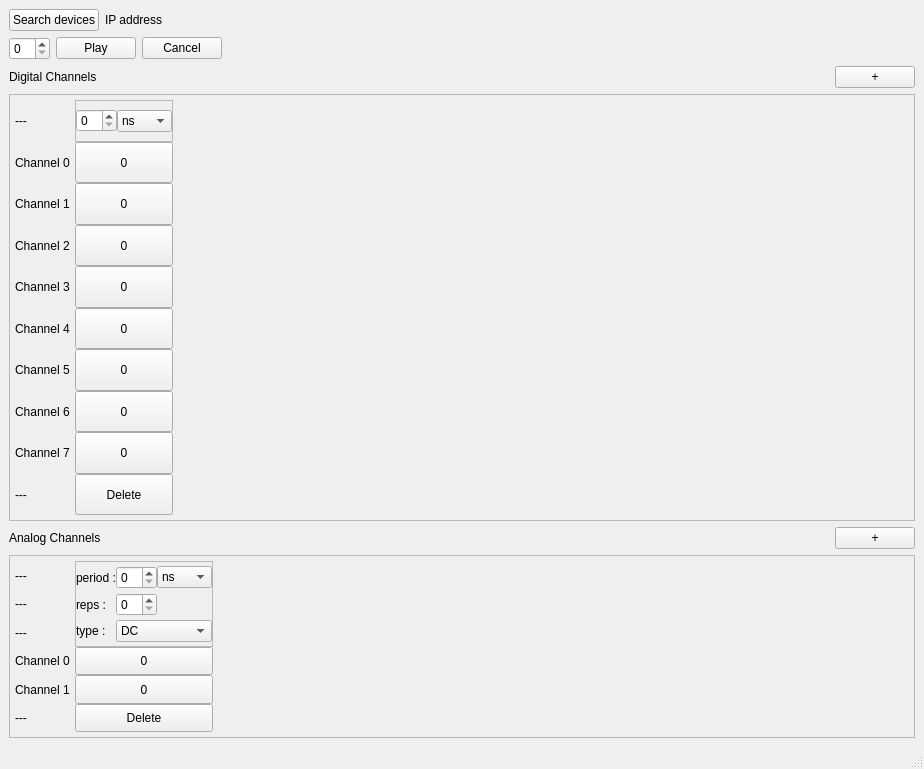
This is pulseStreamer1.ui in vuthanhtung2412/ODMR-FOTON as Qt 5 draws it before an edit. The edited form follows.
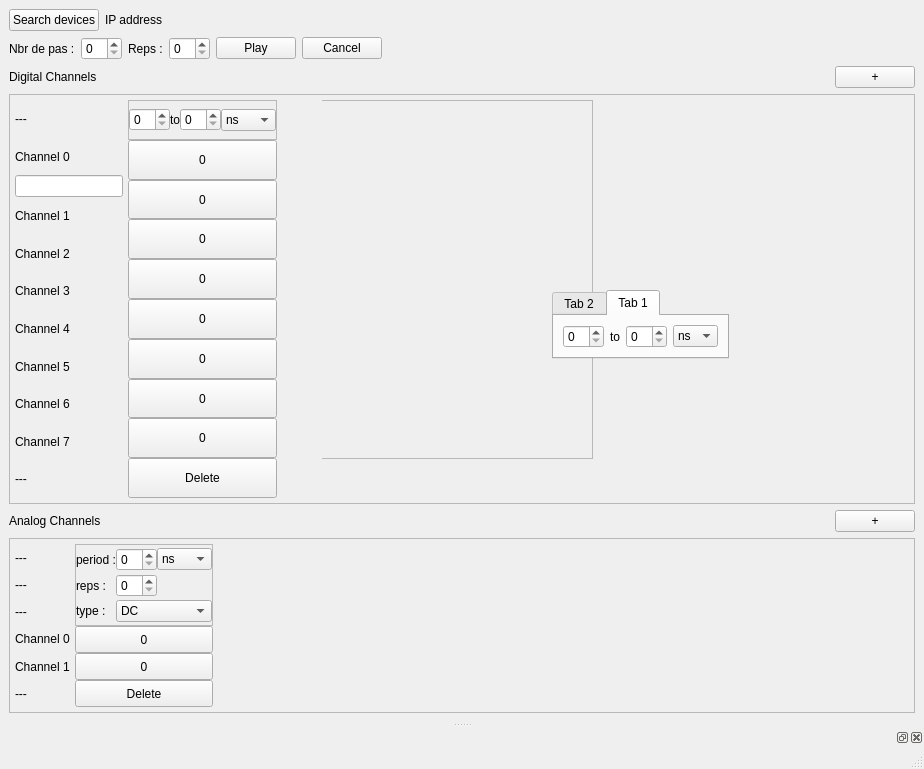
This is the edited form.

What changed in the file:
```diff
--- a/pulseStreamer1.ui
+++ b/pulseStreamer1.ui
@@ -47,6 +47,23 @@
     </item>
     <item>
      <layout class="QHBoxLayout" name="PlayPause">
+      <item>
+       <widget class="QLabel" name="label_24">
+        <property name="text">
+         <string>Nbr de pas :</string>
+        </property>
+       </widget>
+      </item>
+      <item>
+       <widget class="QSpinBox" name="spinBox_5"/>
+      </item>
+      <item>
+       <widget class="QLabel" name="label_25">
+        <property name="text">
+         <string>Reps :</string>
+        </property>
+       </widget>
+      </item>
       <item>
        <widget class="QSpinBox" name="repeatBox"/>
       </item>
@@ -130,7 +147,7 @@
          <x>0</x>
          <y>0</y>
          <width>904</width>
-         <height>400</height>
+         <height>369</height>
         </rect>
        </property>
        <property name="autoFillBackground">
@@ -192,6 +209,9 @@
             </property>
            </widget>
           </item>
+          <item>
+           <widget class="QLineEdit" name="lineEdit"/>
+          </item>
           <item>
            <widget class="QLabel" name="label_5">
             <property name="sizePolicy">
@@ -354,6 +374,16 @@
              <property name="bottomMargin">
               <number>0</number>
              </property>
+             <item>
+              <widget class="QSpinBox" name="spinBox_3"/>
+             </item>
+             <item>
+              <widget class="QLabel" name="label_18">
+               <property name="text">
+                <string>to</string>
+               </property>
+              </widget>
+             </item>
              <item>
               <widget class="QSpinBox" name="duration">
                <property name="sizePolicy">
@@ -721,6 +751,155 @@
           </property>
          </spacer>
         </item>
+        <item>
+         <widget class="QWidget" name="widget" native="true">
+          <property name="sizePolicy">
+           <sizepolicy hsizetype="Preferred" vsizetype="Preferred">
+            <horstretch>2</horstretch>
+            <verstretch>0</verstretch>
+           </sizepolicy>
+          </property>
+          <widget class="QFrame" name="frame_2">
+           <property name="geometry">
+            <rect>
+             <x>-10</x>
+             <y>0</y>
+             <width>281</width>
+             <height>359</height>
+            </rect>
+           </property>
+           <property name="sizePolicy">
+            <sizepolicy hsizetype="Preferred" vsizetype="Preferred">
+             <horstretch>2</horstretch>
+             <verstretch>0</verstretch>
+            </sizepolicy>
+           </property>
+           <property name="frameShape">
+            <enum>QFrame::StyledPanel</enum>
+           </property>
+           <property name="frameShadow">
+            <enum>QFrame::Raised</enum>
+           </property>
+          </widget>
+          <widget class="QTabWidget" name="tabWidget">
+           <property name="geometry">
+            <rect>
+             <x>230</x>
+             <y>190</y>
+             <width>177</width>
+             <height>69</height>
+            </rect>
+           </property>
+           <property name="currentIndex">
+            <number>1</number>
+           </property>
+           <widget class="QWidget" name="Constant">
+            <attribute name="title">
+             <string>Tab 2</string>
+            </attribute>
+            <layout class="QHBoxLayout" name="horizontalLayout_6">
+             <item>
+              <widget class="QSpinBox" name="duration_3">
+               <property name="sizePolicy">
+                <sizepolicy hsizetype="Preferred" vsizetype="Fixed">
+                 <horstretch>1</horstretch>
+                 <verstretch>0</verstretch>
+                </sizepolicy>
+               </property>
+              </widget>
+             </item>
+             <item>
+              <widget class="QComboBox" name="comboBox_5">
+               <property name="maximumSize">
+                <size>
+                 <width>55</width>
+                 <height>16777215</height>
+                </size>
+               </property>
+               <item>
+                <property name="text">
+                 <string>ns</string>
+                </property>
+               </item>
+               <item>
+                <property name="text">
+                 <string>micro</string>
+                </property>
+               </item>
+               <item>
+                <property name="text">
+                 <string>ms</string>
+                </property>
+               </item>
+               <item>
+                <property name="text">
+                 <string>s</string>
+                </property>
+               </item>
+              </widget>
+             </item>
+            </layout>
+           </widget>
+           <widget class="QWidget" name="tab">
+            <attribute name="title">
+             <string>Tab 1</string>
+            </attribute>
+            <layout class="QHBoxLayout" name="horizontalLayout_5">
+             <item>
+              <widget class="QSpinBox" name="spinBox_4"/>
+             </item>
+             <item>
+              <widget class="QLabel" name="label_23">
+               <property name="text">
+                <string>to</string>
+               </property>
+              </widget>
+             </item>
+             <item>
+              <widget class="QSpinBox" name="duration_2">
+               <property name="sizePolicy">
+                <sizepolicy hsizetype="Preferred" vsizetype="Fixed">
+                 <horstretch>1</horstretch>
+                 <verstretch>0</verstretch>
+                </sizepolicy>
+               </property>
+              </widget>
+             </item>
+             <item>
+              <widget class="QComboBox" name="comboBox_4">
+               <property name="maximumSize">
+                <size>
+                 <width>55</width>
+                 <height>16777215</height>
+                </size>
+               </property>
+               <item>
+                <property name="text">
+                 <string>ns</string>
+                </property>
+               </item>
+               <item>
+                <property name="text">
+                 <string>micro</string>
+                </property>
+               </item>
+               <item>
+                <property name="text">
+                 <string>ms</string>
+                </property>
+               </item>
+               <item>
+                <property name="text">
+                 <string>s</string>
+                </property>
+               </item>
+              </widget>
+             </item>
+            </layout>
+           </widget>
+          </widget>
+         </widget>
+        </item>
        </layout>
       </widget>
      </widget>
@@ -776,7 +955,7 @@
          <x>0</x>
          <y>0</y>
          <width>904</width>
-         <height>170</height>
+         <height>157</height>
         </rect>
        </property>
        <layout class="QHBoxLayout" name="horizontalLayout_2">
@@ -1202,6 +1381,12 @@
    </property>
   </widget>
   <widget class="QStatusBar" name="statusbar"/>
+  <widget class="QDockWidget" name="dockWidget">
+   <attribute name="dockWidgetArea">
+    <number>8</number>
+   </attribute>
+   <widget class="QWidget" name="dockWidgetContents"/>
+  </widget>
  </widget>
  <resources/>
  <connections/>
```
